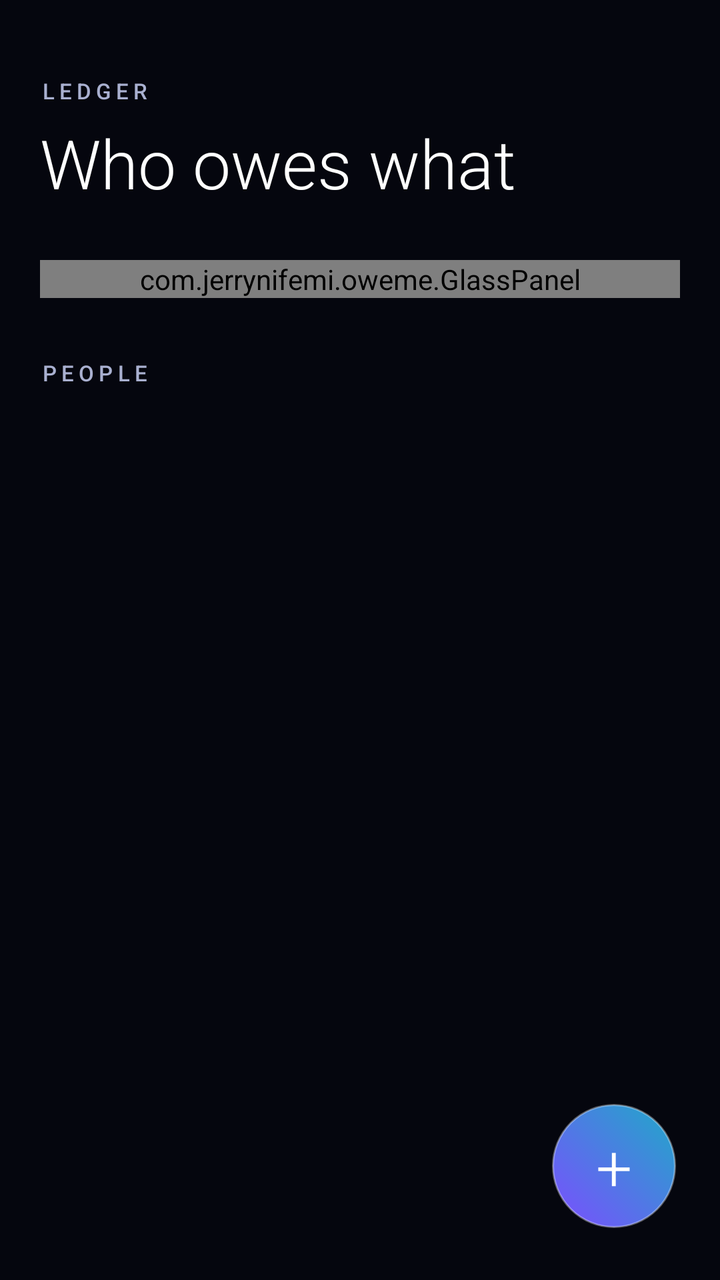
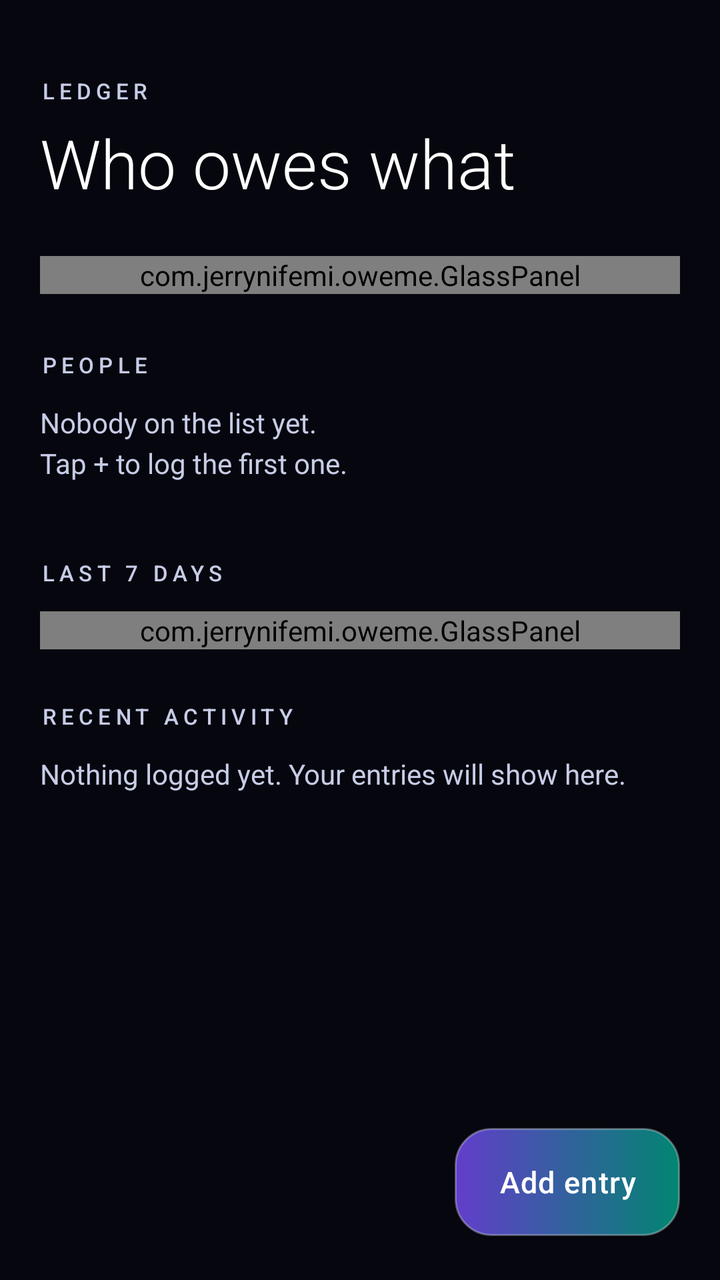

An Android layout rendered at two revisions. The XML below is the earlier revision; the diff shows what the commit changed to produce the second picture.
<!-- AndroidManifest.xml: application theme AppTheme -->
<!-- res/layout/screen_home.xml -->
<?xml version="1.0" encoding="utf-8"?>
<FrameLayout xmlns:android="http://schemas.android.com/apk/res/android"
    android:layout_width="match_parent"
    android:layout_height="match_parent">

    <ScrollView
        android:id="@+id/homeScroll"
        android:layout_width="match_parent"
        android:layout_height="match_parent"
        android:clipToPadding="false"
        android:fillViewport="true"
        android:scrollbars="none">

        <LinearLayout
            android:layout_width="match_parent"
            android:layout_height="wrap_content"
            android:orientation="vertical"
            android:paddingLeft="20dp"
            android:paddingTop="38dp"
            android:paddingRight="20dp"
            android:paddingBottom="110dp">

            <TextView
                style="@style/Kicker"
                android:layout_width="wrap_content"
                android:layout_height="wrap_content"
                android:text="@string/home_kicker" />

            <TextView
                android:id="@+id/tvHomeTitle"
                android:layout_width="wrap_content"
                android:layout_height="wrap_content"
                android:layout_marginTop="6dp"
                android:fontFamily="sans-serif-light"
                android:text="@string/home_title"
                android:textColor="@color/text_primary"
                android:textSize="34sp" />

            <com.jerrynifemi.oweme.GlassPanel
                android:id="@+id/heroPanel"
                android:layout_width="match_parent"
                android:layout_height="wrap_content"
                android:layout_marginTop="26dp">

                <LinearLayout
                    android:layout_width="match_parent"
                    android:layout_height="wrap_content"
                    android:orientation="vertical"
                    android:padding="22dp">

                    <TextView
                        style="@style/Kicker"
                        android:layout_width="wrap_content"
                        android:layout_height="wrap_content"
                        android:text="@string/owed_label" />

                    <TextView
                        android:id="@+id/tvOwed"
                        android:layout_width="wrap_content"
                        android:layout_height="wrap_content"
                        android:layout_marginTop="4dp"
                        android:fontFamily="sans-serif-light"
                        android:textColor="@color/teal"
                        android:textSize="40sp" />

                    <View
                        android:layout_width="match_parent"
                        android:layout_height="1dp"
                        android:layout_marginTop="16dp"
                        android:layout_marginBottom="14dp"
                        android:background="#26FFFFFF" />

                    <LinearLayout
                        android:layout_width="match_parent"
                        android:layout_height="wrap_content"
                        android:gravity="center_vertical"
                        android:orientation="horizontal">

                        <TextView
                            style="@style/Kicker"
                            android:layout_width="0dp"
                            android:layout_height="wrap_content"
                            android:layout_weight="1"
                            android:text="@string/owe_label" />

                        <TextView
                            android:id="@+id/tvIOwe"
                            android:layout_width="wrap_content"
                            android:layout_height="wrap_content"
                            android:fontFamily="sans-serif-medium"
                            android:textColor="@color/rose"
                            android:textSize="20sp" />
                    </LinearLayout>
                </LinearLayout>
            </com.jerrynifemi.oweme.GlassPanel>

            <TextView
                style="@style/Kicker"
                android:layout_width="wrap_content"
                android:layout_height="wrap_content"
                android:layout_marginTop="30dp"
                android:text="@string/people_label" />

            <TextView
                android:id="@+id/tvEmpty"
                android:layout_width="match_parent"
                android:layout_height="wrap_content"
                android:layout_marginTop="16dp"
                android:lineSpacingExtra="6dp"
                android:text="@string/empty_people"
                android:textColor="@color/text_muted"
                android:textSize="14sp"
                android:visibility="gone" />

            <LinearLayout
                android:id="@+id/listPeople"
                android:layout_width="match_parent"
                android:layout_height="wrap_content"
                android:layout_marginTop="14dp"
                android:orientation="vertical" />
        </LinearLayout>
    </ScrollView>

    <FrameLayout
        android:id="@+id/fab"
        android:layout_width="62dp"
        android:layout_height="62dp"
        android:layout_gravity="bottom|end"
        android:layout_marginRight="22dp"
        android:layout_marginBottom="26dp"
        android:background="@drawable/bg_fab"
        android:clickable="true"
        android:focusable="true"
        android:elevation="8dp">

        <TextView
            android:layout_width="wrap_content"
            android:layout_height="wrap_content"
            android:layout_gravity="center"
            android:fontFamily="sans-serif-light"
            android:text="+"
            android:textColor="#FFFFFF"
            android:textSize="32sp" />
    </FrameLayout>
</FrameLayout>
<!-- resources referenced by this layout -->
<resources>
  <color name="rose">#FF6B9A</color>
  <color name="teal">#00E5C0</color>
  <color name="text_muted">#A9B0D0</color>
  <color name="text_primary">#FFFFFF</color>
  <!-- drawable bg_fab (drawable) -->
  <?xml version="1.0" encoding="utf-8"?>
  <ripple xmlns:android="http://schemas.android.com/apk/res/android"
      android:color="#40FFFFFF">
      <item>
          <shape android:shape="oval">
              <gradient
                  android:angle="45"
                  android:startColor="@color/violet"
                  android:endColor="#1FA9C8" />
              <stroke
                  android:width="1dp"
                  android:color="#5AFFFFFF" />
          </shape>
      </item>
  </ripple>
  <string name="empty_people">Nobody on the list yet.\nTap + to log the first one.</string>
  <string name="home_kicker">LEDGER</string>
  <string name="home_title">Who owes what</string>
  <string name="owe_label">YOU OWE</string>
  <string name="owed_label">OWED TO YOU</string>
  <string name="people_label">PEOPLE</string>
  <style name="Kicker">
          <item name="android:textSize">11sp</item>
          <item name="android:letterSpacing">0.22</item>
          <item name="android:textColor">@color/text_muted</item>
          <item name="android:fontFamily">sans-serif-medium</item>
      </style>
  <style name="AppTheme" parent="@android:style/Theme.Material.NoActionBar">
          <item name="android:windowBackground">@color/bg_bottom</item>
          <item name="android:colorPrimary">@color/violet</item>
          <item name="android:colorPrimaryDark">@color/bg_top</item>
          <item name="android:colorAccent">@color/teal</item>
          <item name="android:statusBarColor">@color/bg_top</item>
          <item name="android:navigationBarColor">@color/bg_bottom</item>
          <item name="android:textColorPrimary">@color/text_primary</item>
          <item name="android:textColorSecondary">@color/text_muted</item>
      </style>
  <color name="violet">#7C4DFF</color>
  <color name="bg_bottom">#05060E</color>
  <color name="bg_top">#0B1026</color>
</resources>

<!-- the commit's change to res/layout/screen_home.xml (unified diff, before → after) -->
@@ -18,7 +18,7 @@
             android:paddingLeft="20dp"
             android:paddingTop="38dp"
             android:paddingRight="20dp"
-            android:paddingBottom="110dp">
+            android:paddingBottom="120dp">
 
             <TextView
                 style="@style/Kicker"
@@ -40,7 +40,7 @@
                 android:id="@+id/heroPanel"
                 android:layout_width="match_parent"
                 android:layout_height="wrap_content"
-                android:layout_marginTop="26dp">
+                android:layout_marginTop="24dp">
 
                 <LinearLayout
                     android:layout_width="match_parent"
@@ -61,18 +61,34 @@
                         android:layout_marginTop="4dp"
                         android:fontFamily="sans-serif-light"
                         android:textColor="@color/teal"
-                        android:textSize="40sp" />
+                        android:textSize="34sp" />
+
+                    <TextView
+                        style="@style/Kicker"
+                        android:layout_width="wrap_content"
+                        android:layout_height="wrap_content"
+                        android:layout_marginTop="16dp"
+                        android:text="@string/owe_label" />
+
+                    <TextView
+                        android:id="@+id/tvIOwe"
+                        android:layout_width="wrap_content"
+                        android:layout_height="wrap_content"
+                        android:layout_marginTop="4dp"
+                        android:fontFamily="sans-serif-light"
+                        android:textColor="@color/rose"
+                        android:textSize="26sp" />
 
                     <View
                         android:layout_width="match_parent"
                         android:layout_height="1dp"
-                        android:layout_marginTop="16dp"
-                        android:layout_marginBottom="14dp"
+                        android:layout_marginTop="18dp"
                         android:background="#26FFFFFF" />
 
                     <LinearLayout
                         android:layout_width="match_parent"
                         android:layout_height="wrap_content"
+                        android:layout_marginTop="14dp"
                         android:gravity="center_vertical"
                         android:orientation="horizontal">
 
@@ -81,16 +97,24 @@
                             android:layout_width="0dp"
                             android:layout_height="wrap_content"
                             android:layout_weight="1"
-                            android:text="@string/owe_label" />
+                            android:text="@string/net_label" />
 
                         <TextView
-                            android:id="@+id/tvIOwe"
+                            android:id="@+id/tvNet"
                             android:layout_width="wrap_content"
                             android:layout_height="wrap_content"
                             android:fontFamily="sans-serif-medium"
-                            android:textColor="@color/rose"
+                            android:textColor="@color/text_primary"
                             android:textSize="20sp" />
                     </LinearLayout>
+
+                    <TextView
+                        android:id="@+id/tvNetCaption"
+                        android:layout_width="wrap_content"
+                        android:layout_height="wrap_content"
+                        android:layout_marginTop="3dp"
+                        android:textColor="@color/text_muted"
+                        android:textSize="13sp" />
                 </LinearLayout>
             </com.jerrynifemi.oweme.GlassPanel>
 
@@ -98,48 +122,103 @@
                 style="@style/Kicker"
                 android:layout_width="wrap_content"
                 android:layout_height="wrap_content"
-                android:layout_marginTop="30dp"
+                android:layout_marginTop="28dp"
                 android:text="@string/people_label" />
 
             <TextView
                 android:id="@+id/tvEmpty"
                 android:layout_width="match_parent"
                 android:layout_height="wrap_content"
-                android:layout_marginTop="16dp"
-                android:lineSpacingExtra="6dp"
+                android:layout_marginTop="12dp"
+                android:lineSpacingExtra="4dp"
                 android:text="@string/empty_people"
                 android:textColor="@color/text_muted"
-                android:textSize="14sp"
-                android:visibility="gone" />
+                android:textSize="14sp" />
 
             <LinearLayout
                 android:id="@+id/listPeople"
                 android:layout_width="match_parent"
                 android:layout_height="wrap_content"
-                android:layout_marginTop="14dp"
+                android:layout_marginTop="12dp"
+                android:orientation="vertical" />
+
+            <TextView
+                style="@style/Kicker"
+                android:layout_width="wrap_content"
+                android:layout_height="wrap_content"
+                android:layout_marginTop="26dp"
+                android:text="@string/last_7_days" />
+
+            <com.jerrynifemi.oweme.GlassPanel
+                android:layout_width="match_parent"
+                android:layout_height="wrap_content"
+                android:layout_marginTop="12dp">
+
+                <LinearLayout
+                    android:layout_width="match_parent"
+                    android:layout_height="wrap_content"
+                    android:orientation="vertical"
+                    android:paddingLeft="16dp"
+                    android:paddingTop="16dp"
+                    android:paddingRight="16dp"
+                    android:paddingBottom="14dp">
+
+                    <com.jerrynifemi.oweme.WeekChartView
+                        android:id="@+id/weekChart"
+                        android:layout_width="match_parent"
+                        android:layout_height="108dp" />
+
+                    <TextView
+                        android:id="@+id/tvWeekTotal"
+                        android:layout_width="wrap_content"
+                        android:layout_height="wrap_content"
+                        android:layout_marginTop="10dp"
+                        android:textColor="@color/text_muted"
+                        android:textSize="13sp" />
+                </LinearLayout>
+            </com.jerrynifemi.oweme.GlassPanel>
+
+            <TextView
+                style="@style/Kicker"
+                android:layout_width="wrap_content"
+                android:layout_height="wrap_content"
+                android:layout_marginTop="26dp"
+                android:text="@string/recent_activity" />
+
+            <TextView
+                android:id="@+id/tvNoActivity"
+                android:layout_width="match_parent"
+                android:layout_height="wrap_content"
+                android:layout_marginTop="12dp"
+                android:text="@string/no_activity"
+                android:textColor="@color/text_muted"
+                android:textSize="14sp" />
+
+            <LinearLayout
+                android:id="@+id/listActivity"
+                android:layout_width="match_parent"
+                android:layout_height="wrap_content"
+                android:layout_marginTop="12dp"
                 android:orientation="vertical" />
         </LinearLayout>
     </ScrollView>
 
-    <FrameLayout
-        android:id="@+id/fab"
-        android:layout_width="62dp"
-        android:layout_height="62dp"
+    <TextView
+        android:id="@+id/fabAdd"
+        android:layout_width="wrap_content"
+        android:layout_height="54dp"
         android:layout_gravity="bottom|end"
-        android:layout_marginRight="22dp"
-        android:layout_marginBottom="26dp"
-        android:background="@drawable/bg_fab"
+        android:layout_marginRight="20dp"
+        android:layout_marginBottom="22dp"
+        android:background="@drawable/bg_primary"
         android:clickable="true"
         android:focusable="true"
-        android:elevation="8dp">
-
-        <TextView
-            android:layout_width="wrap_content"
-            android:layout_height="wrap_content"
-            android:layout_gravity="center"
-            android:fontFamily="sans-serif-light"
-            android:text="+"
-            android:textColor="#FFFFFF"
-            android:textSize="32sp" />
-    </FrameLayout>
+        android:fontFamily="sans-serif-medium"
+        android:gravity="center"
+        android:letterSpacing="0.03"
+        android:paddingLeft="22dp"
+        android:paddingRight="22dp"
+        android:text="@string/add_entry"
+        android:textColor="#FFFFFF"
+        android:textSize="15sp" />
 </FrameLayout>
<!-- resource entries referenced after the edit -->
@@ -2,30 +2,36 @@
 <resources>
   <color name="rose">#FF6B9A</color>
   <color name="teal">#00E5C0</color>
-  <color name="text_muted">#A9B0D0</color>
+  <color name="text_muted">#C7CCE6</color>
   <color name="text_primary">#FFFFFF</color>
-  <!-- drawable bg_fab (drawable) -->
+  <!-- drawable bg_primary (drawable) -->
   <?xml version="1.0" encoding="utf-8"?>
   <ripple xmlns:android="http://schemas.android.com/apk/res/android"
       android:color="#40FFFFFF">
       <item>
-          <shape android:shape="oval">
+          <shape android:shape="rectangle">
               <gradient
-                  android:angle="45"
-                  android:startColor="@color/violet"
-                  android:endColor="#1FA9C8" />
+                  android:angle="0"
+                  android:startColor="#C67C4DFF"
+                  android:endColor="#C600A98C" />
+              <corners android:radius="18dp" />
               <stroke
                   android:width="1dp"
-                  android:color="#5AFFFFFF" />
+                  android:color="#4DFFFFFF" />
           </shape>
       </item>
   </ripple>
+  <string name="add_entry">Add entry</string>
   <string name="empty_people">Nobody on the list yet.\nTap + to log the first one.</string>
   <string name="home_kicker">LEDGER</string>
   <string name="home_title">Who owes what</string>
+  <string name="last_7_days">LAST 7 DAYS</string>
+  <string name="net_label">NET</string>
+  <string name="no_activity">Nothing logged yet. Your entries will show here.</string>
   <string name="owe_label">YOU OWE</string>
   <string name="owed_label">OWED TO YOU</string>
   <string name="people_label">PEOPLE</string>
+  <string name="recent_activity">RECENT ACTIVITY</string>
   <style name="Kicker">
           <item name="android:textSize">11sp</item>
           <item name="android:letterSpacing">0.22</item>
